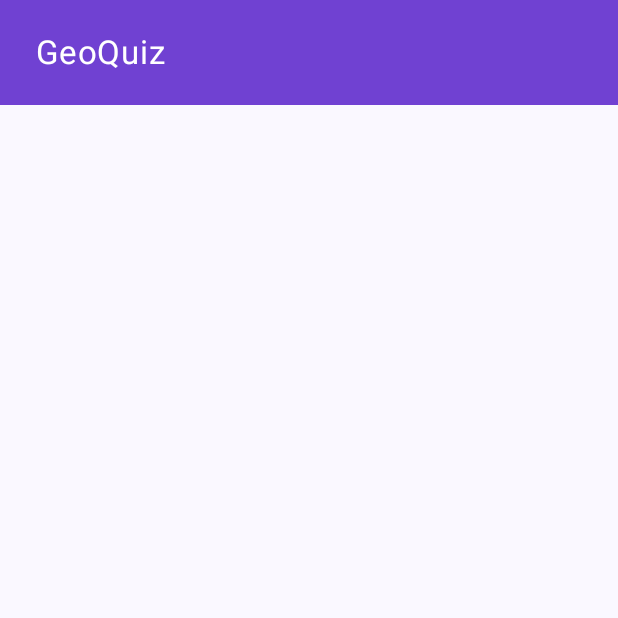
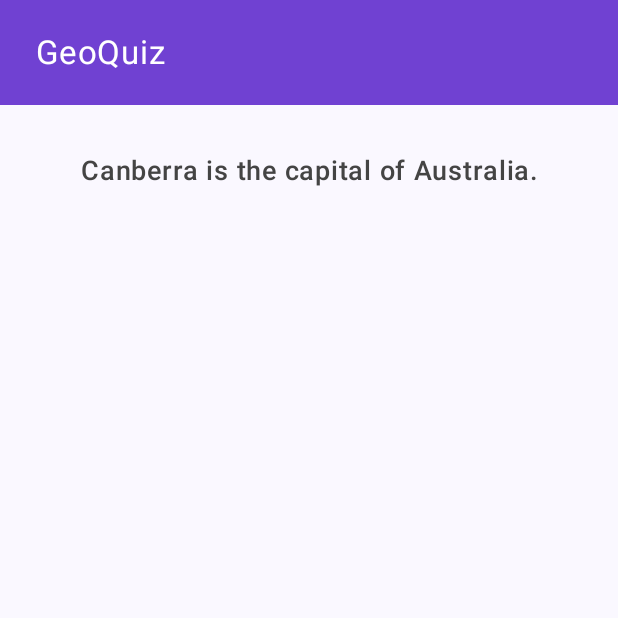
Before and after one commit to nikita732/GeoQuiz, an Android app built with Jetpack Compose: the screen it shows after launch (MainActivity), on a phone screen of 412 x 824 dp, the top half of it. Run offline under Robolectric (Android 15) with nearby library versions, the phone set to English and light mode, and no system bars.

```diff
--- a/app/src/main/java/com/example/geoquiz/MainActivity.kt
+++ b/app/src/main/java/com/example/geoquiz/MainActivity.kt
@@ -45,6 +45,17 @@ class MainActivity : ComponentActivity() {
 
 @Composable
 fun GeoQuizApp() {
+    val questions = listOf(
+        "Canberra is the capital of Australia.",
+        "The Pacific Ocean is larger than the Atlantic Ocean.",
+        "The Suez Canal connects the Red Sea and the Indian Ocean.",
+        "The source of the Nile River is in Egypt.",
+        "The Amazon River is the longest river in the Americas.",
+        "Lake Baikal is the world's oldest and deepest freshwater lake."
+    )
+
+    var currentQuestionIndex = 0
+
     Column(
         modifier = Modifier.fillMaxSize()
     ) {
@@ -59,6 +70,17 @@ fun GeoQuizApp() {
             fontSize = 22.sp,
             textAlign = TextAlign.Start
         )
+
+        Text(
+            text = questions[currentQuestionIndex],
+            modifier = Modifier
+                .fillMaxWidth()
+                .padding(32.dp),
+            fontSize = 18.sp,
+            fontWeight = FontWeight.Medium,
+            textAlign = TextAlign.Center,
+            color = Color.DarkGray
+        )
     }
 }
 
```
